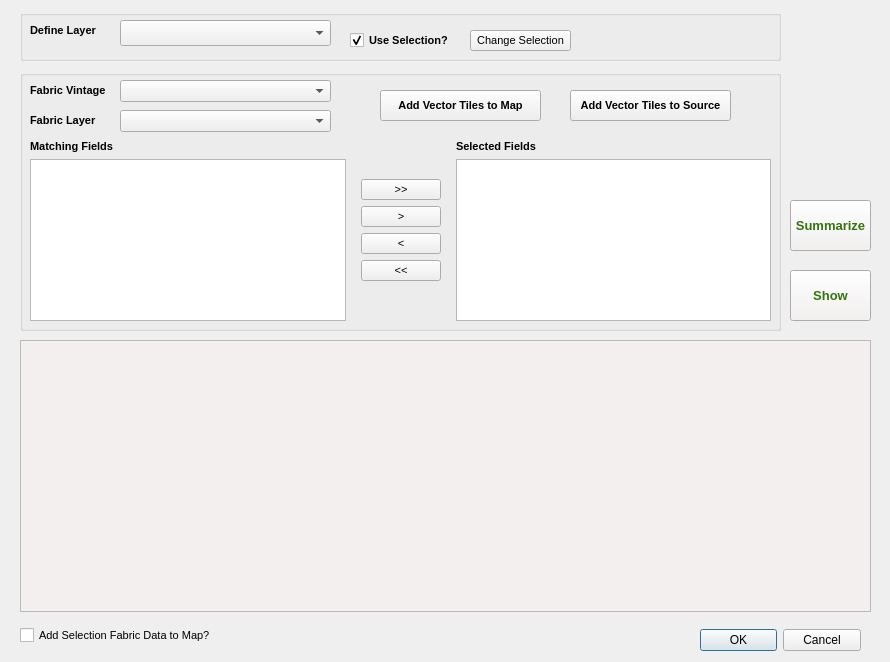
Qt form retrievedata_dialog_base.ui (costquestassociates/cqafabric_QGIS) before a commit.
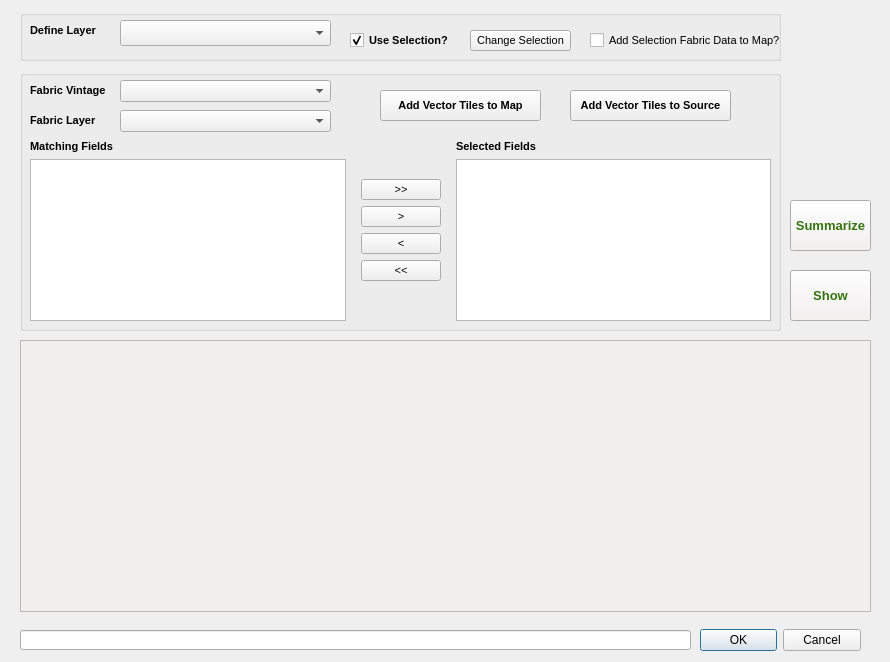
The same form after that commit. Icons and pictures are not drawn. Custom widgets are drawn as their Qt base class.

Diff of the .ui file:
```diff
--- a/retrievedata_dialog_base.ui
+++ b/retrievedata_dialog_base.ui
@@ -132,6 +132,33 @@
      <bool>true</bool>
     </property>
    </widget>
+   <widget class="QCheckBox" name="checkBox_addlocations">
+    <property name="enabled">
+     <bool>true</bool>
+    </property>
+    <property name="geometry">
+     <rect>
+      <x>570</x>
+      <y>20</y>
+      <width>191</width>
+      <height>21</height>
+     </rect>
+    </property>
+    <property name="font">
+     <font>
+      <family>Arial</family>
+      <pointsize>8</pointsize>
+      <weight>50</weight>
+      <bold>false</bold>
+     </font>
+    </property>
+    <property name="text">
+     <string>Add Selection Fabric Data to Map?</string>
+    </property>
+    <property name="checked">
+     <bool>false</bool>
+    </property>
+   </widget>
   </widget>
   <widget class="QGroupBox" name="groupBox_3">
    <property name="geometry">
@@ -502,33 +529,6 @@
     <enum>QAbstractItemView::SelectRows</enum>
    </property>
   </widget>
-  <widget class="QCheckBox" name="checkBox_addlocations">
-   <property name="enabled">
-    <bool>true</bool>
-   </property>
-   <property name="geometry">
-    <rect>
-     <x>20</x>
-     <y>620</y>
-     <width>251</width>
-     <height>31</height>
-    </rect>
-   </property>
-   <property name="font">
-    <font>
-     <family>Arial</family>
-     <pointsize>8</pointsize>
-     <weight>50</weight>
-     <bold>false</bold>
-    </font>
-   </property>
-   <property name="text">
-    <string>Add Selection Fabric Data to Map?</string>
-   </property>
-   <property name="checked">
-    <bool>false</bool>
-   </property>
-  </widget>
   <widget class="QPushButton" name="populatetableBtn">
    <property name="geometry">
     <rect>
@@ -614,6 +614,22 @@
     </size>
    </property>
   </widget>
+  <widget class="QLineEdit" name="infoBox">
+   <property name="geometry">
+    <rect>
+     <x>20</x>
+     <y>630</y>
+     <width>671</width>
+     <height>20</height>
+    </rect>
+   </property>
+   <property name="text">
+    <string/>
+   </property>
+   <property name="maxLength">
+    <number>32770</number>
+   </property>
+  </widget>
   <zorder>tableResult</zorder>
   <zorder>groupBox_3</zorder>
   <zorder>groupBox</zorder>
```
Left out of the diff: 2 changed lines with no effect on the pictures.
